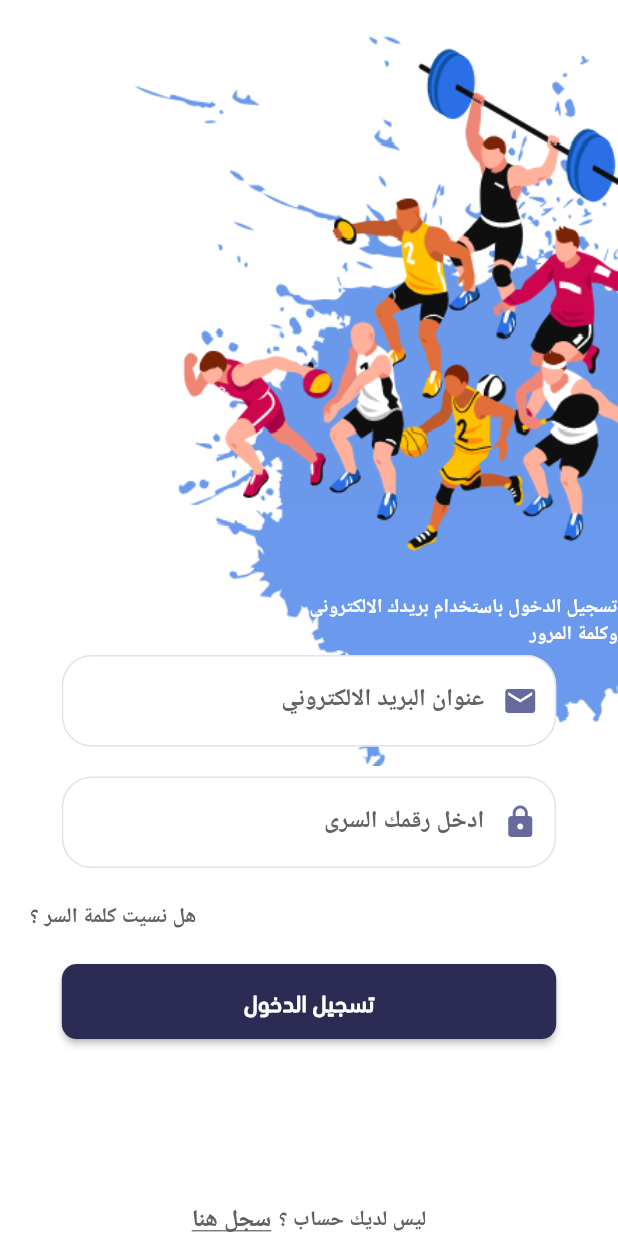
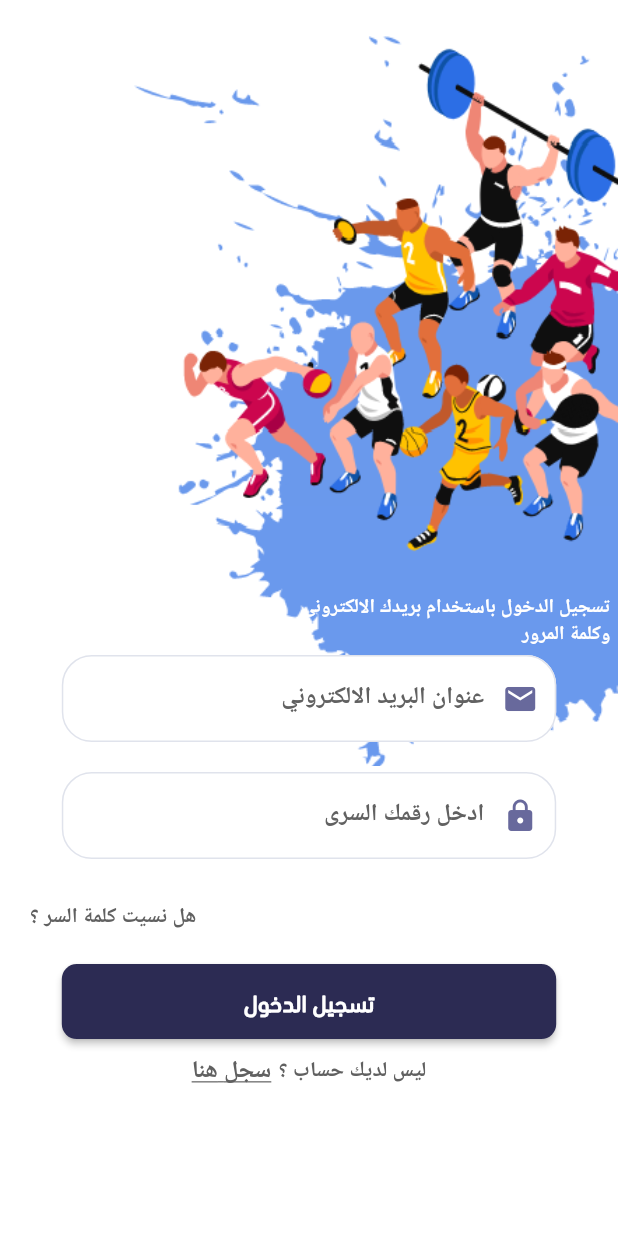
Before and after one commit to medoplay10/CvSporthelmy, a Flutter app: the screen it shows after launch, on a phone screen of 412 x 824 dp. Run offline on Flutter 3.47's test engine with Material 2 defaults, Android fonts, the phone set to English and light mode, and no system bars; our stand-ins replace carousel_slider, datetime_picker_formfield, easy_localization, flutter_snake_navigationbar, font_awesome_flutter, intl_phone_number_input and 2 more; missing offline and left inert: flutter_number_picker; Roboto replaces fonts that are missing (Tajawal-Bold, Tajawal-Regular).

Commit message:
- UPDATE login

```diff
--- a/lib/Pages/auth/Login_Screen.dart
+++ b/lib/Pages/auth/Login_Screen.dart
@@ -31,7 +31,7 @@ class LoginScreen extends StatelessWidget {
                           height: MediaQuery.of(context).size.height * .62,
                         ),
                         Positioned(
-                          right: 0,
+                          right: 5,
                           bottom: MediaQuery.of(context).size.height * 0.096,
                           child: Container(
                               width: MediaQuery.of(context).size.width * .5,
@@ -53,7 +53,16 @@ class LoginScreen extends StatelessWidget {
                       mainAxisAlignment: MainAxisAlignment.center,
                       children: [
                         Container(
-                          width: MediaQuery.of(context).size.width * 0.80,
+                          height: (58 / MediaQuery
+                              .of(context)
+                              .size
+                              .height) * MediaQuery
+                              .of(context)
+                              .size
+                              .height, width: MediaQuery
+                            .of(context)
+                            .size
+                            .width * 0.80,
                           child: TextFormField(
                             style: TextStyle(fontSize: 18, color: Colors.black),
                             decoration: InputDecoration(
@@ -72,6 +81,13 @@ class LoginScreen extends StatelessWidget {
                         ),
                         SizeBoxHeight(Mediaheight: Mediaheight, SizeWant: 20),
                         Container(
+                          height: (58 / MediaQuery
+                              .of(context)
+                              .size
+                              .height) * MediaQuery
+                              .of(context)
+                              .size
+                              .height,
                           width: MediaQuery
                               .of(context)
                               .size
@@ -108,8 +124,14 @@ class LoginScreen extends StatelessWidget {
                       child: Text("forgetPassword".tr())),
                 ),
                 Positioned(
-                  top: MediaQuery.of(context).size.height * .78,
-                  child: Container(
+                  top: MediaQuery
+                      .of(context)
+                      .size
+                      .height * .78,
+
+                  child: Column(
+                    children: [
+                      Container(
                         width: MediaQuery
                             .of(context)
                             .size
@@ -138,11 +160,9 @@ class LoginScreen extends StatelessWidget {
                           ),
                         ),
                       ),
-                )
-              ],
-            ),
-          ),
-          Row(
+                      Padding(
+                        padding: const EdgeInsets.only(bottom: 15),
+                        child: Row(
                           mainAxisAlignment: MainAxisAlignment.center,
                           children: [
                             Text("noAccount".tr()),
@@ -152,7 +172,8 @@ class LoginScreen extends StatelessWidget {
                             InkWell(
                                 onTap: () {
                                   Navigator.of(context)
-                        .push(MaterialPageRoute(builder: (context) {
+                                      .push(
+                                      MaterialPageRoute(builder: (context) {
                                         return SignUpScreen();
                                       }));
                                 },
@@ -165,7 +186,15 @@ class LoginScreen extends StatelessWidget {
                                   ),
                                 ))
                           ],
+                        ),
                       )
+                    ],
+                  ),
+                )
+              ],
+            ),
+          ),
+
         ],
       ),
     );
```
Lines whose indentation alone changed are shown as unchanged.
